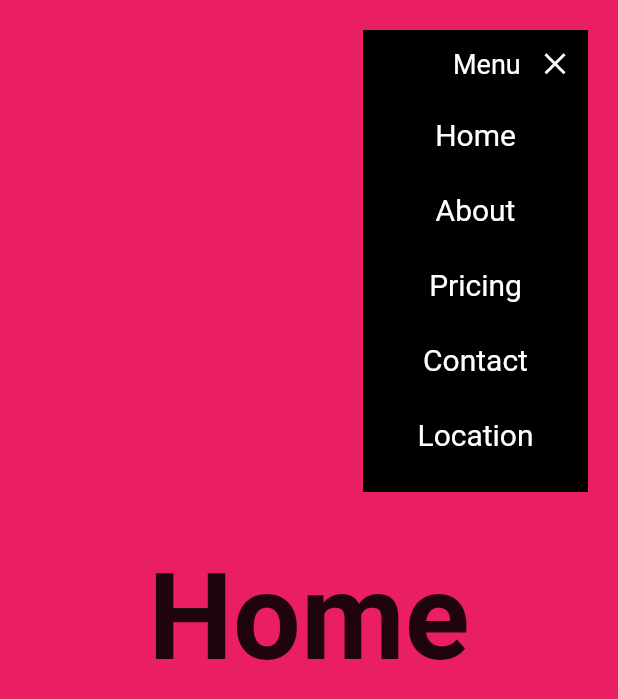
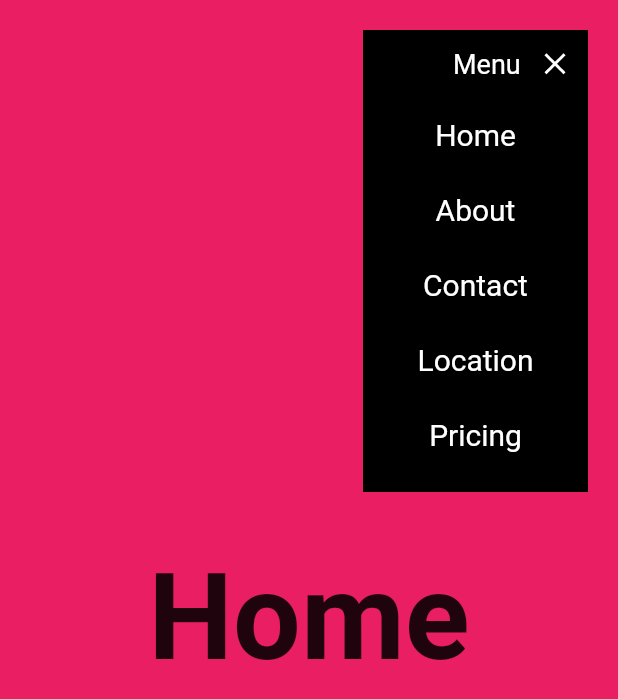
Before and after one commit to francescodevar/flutter-web-vertical-landing-page, a Flutter app: the screen it shows after launch, after a tap on "Menu", on a phone screen of 412 x 824 dp. Shown: the top 699 px of the screen. Run offline on Flutter 3.47's test engine with Material 2 defaults, Android fonts, the phone set to English and light mode, and no system bars; our stand-ins replace animate_do, fluro, google_fonts; missing offline and left inert: universal_html.

Commit message:
Vertical landing pages flutter web

```diff
--- a/lib/ui/shared/custom_app_menu.dart
+++ b/lib/ui/shared/custom_app_menu.dart
@@ -57,9 +57,9 @@ class _CustomAppMenuState extends State<CustomAppMenu> with SingleTickerProvider
               ...[
                 CustomMenuItem(delay: 0, text: 'Home', onPressed: () => pageProvider.goTo(0)),
                 CustomMenuItem(delay: 30, text: 'About', onPressed: () => pageProvider.goTo(1)),
-                CustomMenuItem(delay: 60, text: 'Pricing', onPressed: () => pageProvider.goTo(2)),
-                CustomMenuItem(delay: 90, text: 'Contact', onPressed: () => pageProvider.goTo(3)),
-                CustomMenuItem(delay: 120, text: 'Location', onPressed: () => pageProvider.goTo(4)),
+                CustomMenuItem(delay: 60, text: 'Contact', onPressed: () => pageProvider.goTo(2)),
+                CustomMenuItem(delay: 90, text: 'Location', onPressed: () => pageProvider.goTo(3)),
+                CustomMenuItem(delay: 120, text: 'Pricing', onPressed: () => pageProvider.goTo(4)),
                 const SizedBox(height: 8,)
               ]
             ],
```
Also changed, not shown: pubspec.lock, 1 other file.
